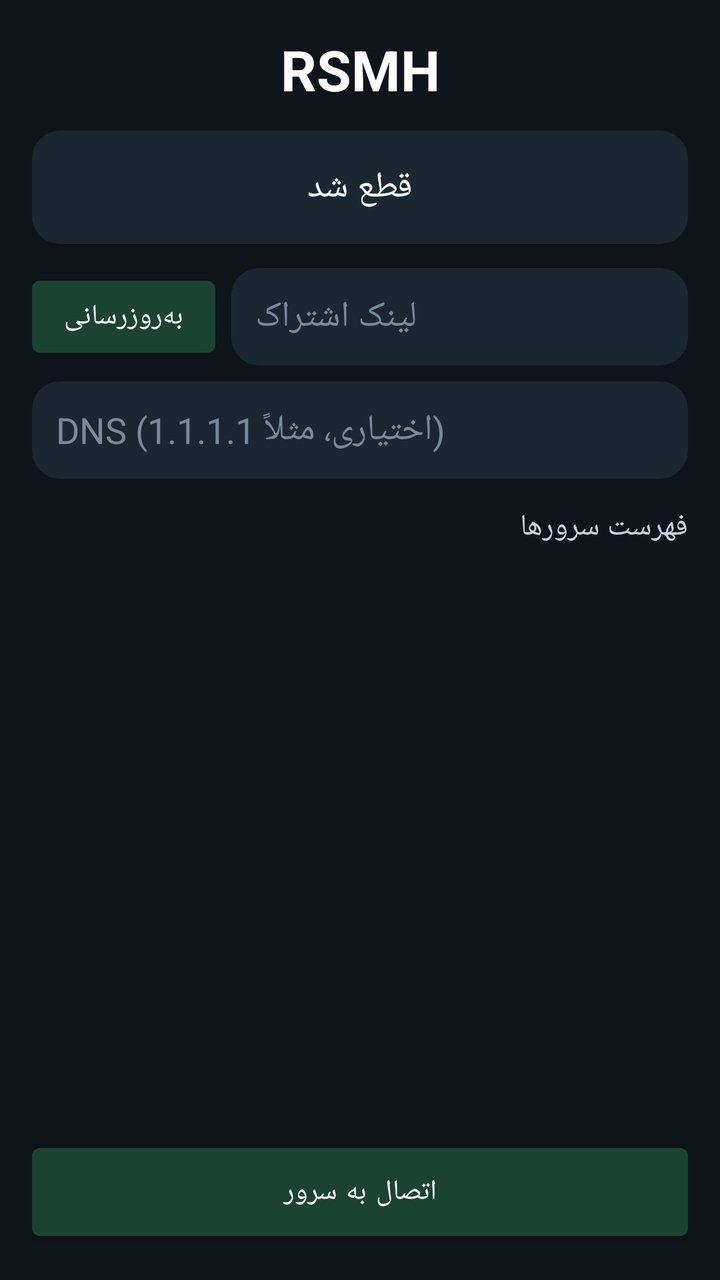
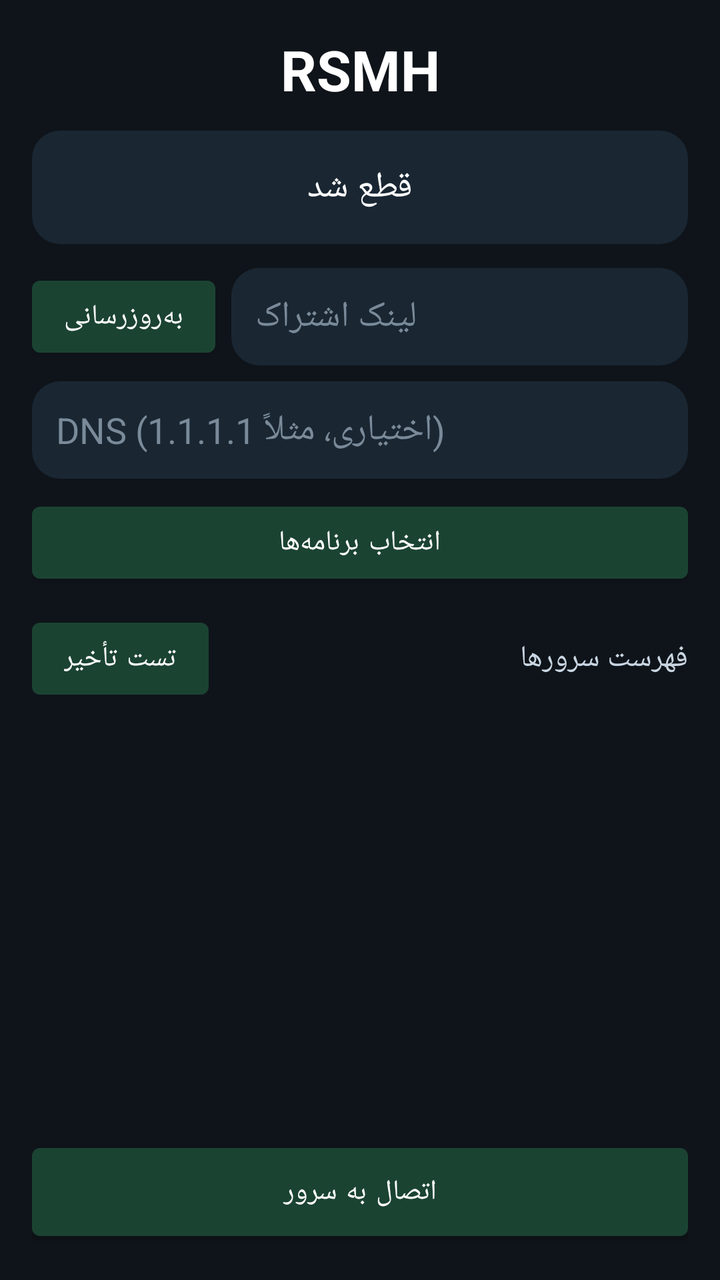

An Android layout rendered at two revisions. The XML below is the earlier revision; the diff shows what the commit changed to produce the second picture.
<!-- AndroidManifest.xml: application theme Theme.RSMH -->
<!-- res/layout/activity_main.xml -->
<?xml version="1.0" encoding="utf-8"?>
<LinearLayout xmlns:android="http://schemas.android.com/apk/res/android"
    android:layout_width="match_parent"
    android:layout_height="match_parent"
    android:background="#0F141A"
    android:layoutDirection="rtl"
    android:orientation="vertical"
    android:padding="16dp">

    <TextView
        android:layout_width="match_parent"
        android:layout_height="wrap_content"
        android:gravity="center"
        android:text="RSMH"
        android:textColor="#FFFFFF"
        android:textSize="28sp"
        android:textStyle="bold" />

    <TextView
        android:id="@+id/tvStatus"
        android:layout_width="match_parent"
        android:layout_height="wrap_content"
        android:layout_marginTop="12dp"
        android:background="@drawable/rsmh_card"
        android:gravity="center"
        android:padding="16dp"
        android:text="قطع شد"
        android:textColor="#FFFFFF"
        android:textSize="18sp" />

    <LinearLayout
        android:layout_width="match_parent"
        android:layout_height="wrap_content"
        android:layout_marginTop="12dp"
        android:gravity="center_vertical"
        android:orientation="horizontal">

        <EditText
            android:id="@+id/etConfig"
            android:layout_width="0dp"
            android:layout_height="wrap_content"
            android:layout_weight="1"
            android:background="@drawable/rsmh_card"
            android:hint="لینک اشتراک"
            android:inputType="textUri"
            android:maxLines="1"
            android:padding="12dp"
            android:textColor="#FFFFFF"
            android:textColorHint="#7A8A99"
            android:textDirection="ltr" />

        <Button
            android:id="@+id/btnUpdate"
            android:layout_width="wrap_content"
            android:layout_height="wrap_content"
            android:layout_marginStart="8dp"
            android:text="به‌روزرسانی" />
    </LinearLayout>

    <EditText
        android:id="@+id/etDns"
        android:layout_width="match_parent"
        android:layout_height="wrap_content"
        android:layout_marginTop="8dp"
        android:background="@drawable/rsmh_card"
        android:hint="DNS (اختیاری، مثلاً 1.1.1.1)"
        android:inputType="text"
        android:maxLines="1"
        android:padding="12dp"
        android:textColor="#FFFFFF"
        android:textColorHint="#7A8A99"
        android:textDirection="ltr" />

    <TextView
        android:id="@+id/tvCount"
        android:layout_width="match_parent"
        android:layout_height="wrap_content"
        android:layout_marginTop="14dp"
        android:layout_marginBottom="8dp"
        android:text="فهرست سرورها"
        android:textColor="#C9D6E2"
        android:textSize="15sp" />

    <androidx.recyclerview.widget.RecyclerView
        android:id="@+id/rvServers"
        android:layout_width="match_parent"
        android:layout_height="0dp"
        android:layout_weight="1" />

    <Button
        android:id="@+id/btnConnect"
        android:layout_width="match_parent"
        android:layout_height="56dp"
        android:layout_marginTop="8dp"
        android:text="اتصال به سرور"
        android:textColor="#FFFFFF" />
</LinearLayout>
<!-- resources referenced by this layout -->
<resources>
  <!-- drawable rsmh_card (drawable) -->
  <?xml version="1.0" encoding="utf-8"?>
  <shape xmlns:android="http://schemas.android.com/apk/res/android" android:shape="rectangle">
      <solid android:color="#1A2733" />
      <corners android:radius="14dp" />
  </shape>
  <style name="Theme.RSMH" parent="Theme.MaterialComponents.DayNight.NoActionBar">
          <item name="colorPrimary">#1B4332</item>
          <item name="colorPrimaryVariant">#081C15</item>
          <item name="colorOnPrimary">#FFFFFF</item>
          <item name="colorSecondary">#2D6A4F</item>
          <item name="android:windowBackground">#0F1419</item>
          <item name="android:statusBarColor">#0F1419</item>
          <item name="android:navigationBarColor">#0F1419</item>
      </style>
</resources>

<!-- the commit's change to res/layout/activity_main.xml (unified diff, before → after) -->
@@ -71,20 +71,41 @@
         android:textColorHint="#7A8A99"
         android:textDirection="ltr" />
 
-    <TextView
-        android:id="@+id/tvCount"
+    <Button
+        android:id="@+id/btnApps"
         android:layout_width="match_parent"
         android:layout_height="wrap_content"
-        android:layout_marginTop="14dp"
-        android:layout_marginBottom="8dp"
-        android:text="فهرست سرورها"
-        android:textColor="#C9D6E2"
-        android:textSize="15sp" />
+        android:layout_marginTop="8dp"
+        android:text="انتخاب برنامه‌ها" />
+
+    <LinearLayout
+        android:layout_width="match_parent"
+        android:layout_height="wrap_content"
+        android:layout_marginTop="10dp"
+        android:gravity="center_vertical"
+        android:orientation="horizontal">
+
+        <TextView
+            android:id="@+id/tvCount"
+            android:layout_width="0dp"
+            android:layout_height="wrap_content"
+            android:layout_weight="1"
+            android:text="فهرست سرورها"
+            android:textColor="#C9D6E2"
+            android:textSize="15sp" />
+
+        <Button
+            android:id="@+id/btnPing"
+            android:layout_width="wrap_content"
+            android:layout_height="wrap_content"
+            android:text="تست تأخیر" />
+    </LinearLayout>
 
     <androidx.recyclerview.widget.RecyclerView
         android:id="@+id/rvServers"
         android:layout_width="match_parent"
         android:layout_height="0dp"
+        android:layout_marginTop="4dp"
         android:layout_weight="1" />
 
     <Button
